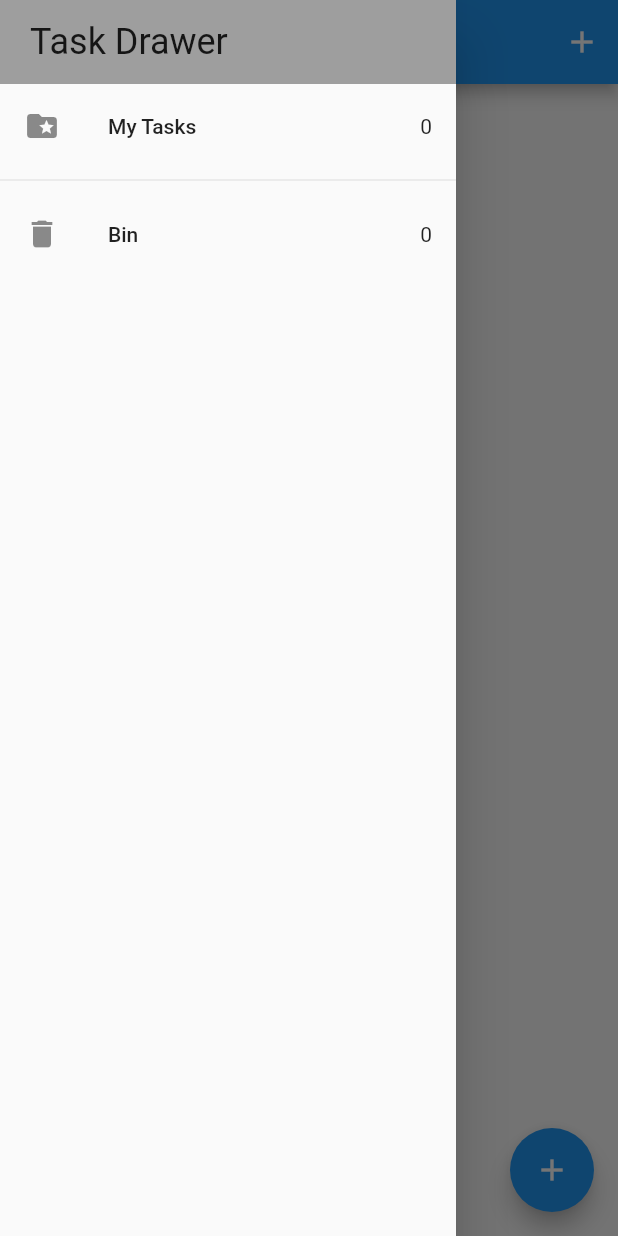
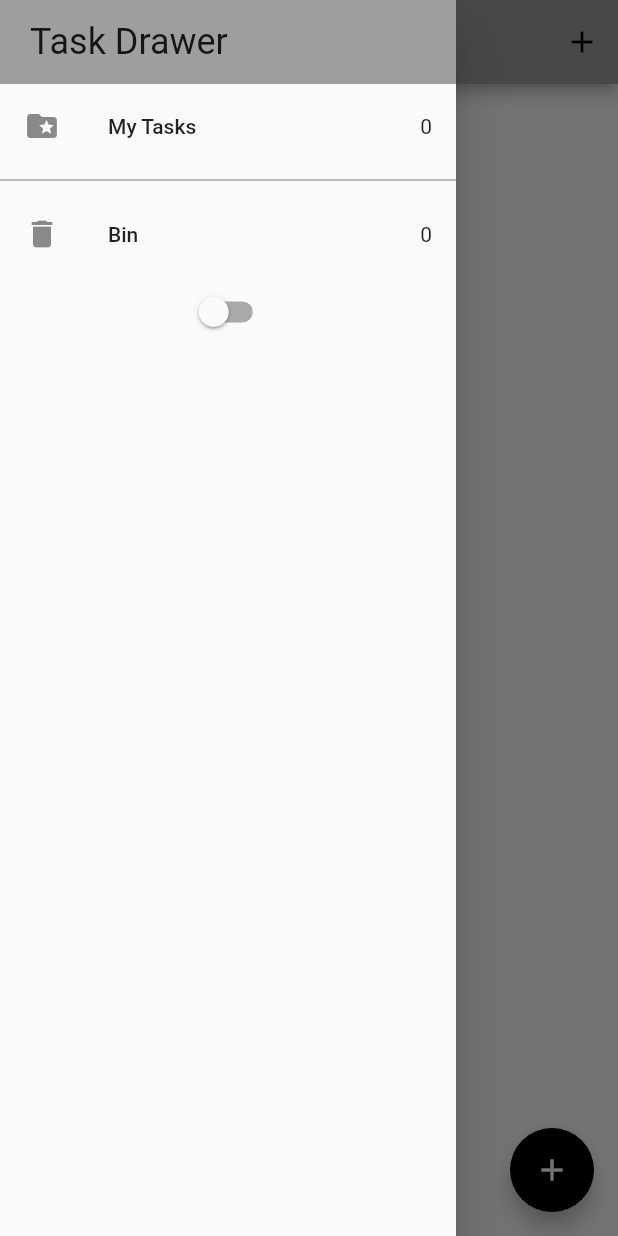
Before and after one commit to RitikRajoria/Notes_app_flutter, a Flutter app: the screen it shows after launch, with the side drawer open, on a phone screen of 412 x 824 dp. Run offline on Flutter 3.47's test engine with Material 2 defaults, Android fonts, the phone set to English and light mode, and no system bars; our stand-ins replace bloc, equatable, flutter_bloc, hydrated_bloc.

Commit message:
added theme control

```diff
--- a/lib/bloc/bloc_exports.dart
+++ b/lib/bloc/bloc_exports.dart
@@ -1,3 +1,4 @@
-export './bloc/tasks_bloc.dart';
+export './tasks_bloc/tasks_bloc.dart';
+export './switch_bloc/switch_bloc.dart';
 export 'package:flutter_bloc/flutter_bloc.dart';
 export 'package:hydrated_bloc/hydrated_bloc.dart';
--- /dev/null
+++ b/lib/bloc/switch_bloc/switch_bloc.dart
@@ -0,0 +1,16 @@
+import 'package:bloc/bloc.dart';
+import 'package:equatable/equatable.dart';
+
+part 'switch_event.dart';
+part 'switch_state.dart';
+
+class SwitchBloc extends Bloc<SwitchEvent, SwitchState> {
+  SwitchBloc() : super(SwitchInitial(switchValue: false)) {
+    on<SwitchOnEvent>((event, emit) {
+      emit(const SwitchState(switchValue: true));
+    });
+    on<SwitchOffEvent>((event, emit) {
+      emit(const SwitchState(switchValue: false));
+    });
+  }
+}
--- /dev/null
+++ b/lib/bloc/switch_bloc/switch_event.dart
@@ -0,0 +1,12 @@
+part of 'switch_bloc.dart';
+
+abstract class SwitchEvent extends Equatable {
+  const SwitchEvent();
+
+  @override
+  List<Object> get props => [];
+}
+
+class SwitchOnEvent extends SwitchEvent {}
+
+class SwitchOffEvent extends SwitchEvent {}
--- /dev/null
+++ b/lib/bloc/switch_bloc/switch_state.dart
@@ -0,0 +1,15 @@
+part of 'switch_bloc.dart';
+
+class SwitchState extends Equatable {
+  final bool switchValue;
+  const SwitchState({
+    required this.switchValue,
+  });
+
+  @override
+  List<Object> get props => [switchValue];
+}
+
+class SwitchInitial extends SwitchState {
+  SwitchInitial({required bool switchValue}) : super(switchValue: switchValue);
+}
--- a/lib/main.dart
+++ b/lib/main.dart
@@ -1,5 +1,6 @@
 import 'package:flutter/material.dart';
 import 'package:notes_app/services/app_router.dart';
+import 'package:notes_app/services/app_theme.dart';
 import 'package:path_provider/path_provider.dart';
 
 import 'package:notes_app/bloc/bloc_exports.dart';
@@ -30,15 +31,22 @@ class MyApp extends StatelessWidget {
   // This widget is the root of your application.
   @override
   Widget build(BuildContext context) {
-    return BlocProvider(
-      create: (context) => TasksBloc(),
-      child: MaterialApp(
-        title: 'Flutter Tasks App',
-        theme: ThemeData(
-          primarySwatch: Colors.blue,
-        ),
-        home: TasksScreen(),
-        onGenerateRoute: appRouter.onGenerateRoute,
+    return MultiBlocProvider(
+      providers: [
+        BlocProvider(create: (context) => TasksBloc()),
+        BlocProvider(create: (context) => SwitchBloc()),
+      ],
+      child: BlocBuilder<SwitchBloc, SwitchState>(
+        builder: (context, state) {
+          return MaterialApp(
+            title: 'Flutter Tasks App',
+            theme: state.switchValue
+                ? AppThemes.appThemeData[AppTheme.darkTheme]
+                : AppThemes.appThemeData[AppTheme.lightTheme],
+            home: TasksScreen(),
+            onGenerateRoute: appRouter.onGenerateRoute,
+          );
+        },
       ),
     );
   }
--- a/lib/screen/my_drawer.dart
+++ b/lib/screen/my_drawer.dart
@@ -4,8 +4,9 @@ import 'package:notes_app/screen/recycle_bin.dart';
 import 'package:notes_app/screen/task_screen.dart';
 
 class MyDrawer extends StatelessWidget {
-  const MyDrawer({super.key});
+  MyDrawer({Key? key}) : super(key: key);
 
+  bool switchValue = false;
   @override
   Widget build(BuildContext context) {
     return SafeArea(
@@ -22,7 +23,8 @@ class MyDrawer extends StatelessWidget {
             BlocBuilder<TasksBloc, TasksState>(
               builder: (context, state) {
                 return GestureDetector(
-                  onTap: () => Navigator.of(context).pushNamed(TasksScreen.id),
+                  onTap: () => Navigator.of(context)
+                      .pushReplacementNamed(TasksScreen.id),
                   child: ListTile(
                     leading: const Icon(Icons.folder_special),
                     title: const Text('My Tasks'),
@@ -35,12 +37,25 @@ class MyDrawer extends StatelessWidget {
             BlocBuilder<TasksBloc, TasksState>(
               builder: (context, state) {
                 return GestureDetector(
-                  onTap: () => Navigator.of(context).pushNamed(RecycleBin.id),
+                  onTap: () =>
+                      Navigator.of(context).pushReplacementNamed(RecycleBin.id),
                   child: ListTile(
                     leading: const Icon(Icons.delete),
                     title: const Text('Bin'),
                     trailing: Text('${state.removedTasks.length}'),
                   ),
+                );
+              },
+            ),
+            BlocBuilder<SwitchBloc, SwitchState>(
+              builder: (context, state) {
+                return Switch(
+                  value: state.switchValue,
+                  onChanged: (newValue) {
+                    newValue
+                        ? context.read<SwitchBloc>().add(SwitchOnEvent())
+                        : context.read<SwitchBloc>().add(SwitchOffEvent());
+                  },
                 );
               },
             ),
--- /dev/null
+++ b/lib/services/app_theme.dart
@@ -0,0 +1,55 @@
+import 'package:flutter/material.dart';
+
+enum AppTheme { lightTheme, darkTheme }
+
+class AppThemes {
+  static final appThemeData = {
+    AppTheme.darkTheme: ThemeData(
+      primarySwatch: Colors.grey,
+      primaryColor: Colors.black,
+      brightness: Brightness.dark,
+      backgroundColor: const Color(0xFF212121),
+      dividerColor: Colors.black54,
+      floatingActionButtonTheme: const FloatingActionButtonThemeData(
+        backgroundColor: Colors.white,
+      ),
+      textButtonTheme: TextButtonThemeData(
+        style: ButtonStyle(
+          foregroundColor: MaterialStateProperty.all(Colors.white),
+        ),
+      ),
+      textTheme: const TextTheme(
+        subtitle1: TextStyle(color: Colors.white),
+      ),
+      bottomNavigationBarTheme: const BottomNavigationBarThemeData(
+          backgroundColor: Colors.grey, unselectedItemColor: Colors.white),
+    ),
+
+    //
+    //
+
+    AppTheme.lightTheme: ThemeData(
+      primarySwatch: Colors.grey,
+      primaryColor: Colors.white,
+      brightness: Brightness.light,
+      backgroundColor: const Color(0xFFE5E5E5),
+      dividerColor: const Color(0xff757575),
+      floatingActionButtonTheme: const FloatingActionButtonThemeData(
+        backgroundColor: Colors.black,
+        foregroundColor: Colors.white,
+      ),
+      textButtonTheme: TextButtonThemeData(
+        style: ButtonStyle(
+          foregroundColor: MaterialStateProperty.all(Colors.black),
+        ),
+      ),
+      textTheme: const TextTheme(
+        subtitle1: TextStyle(color: Colors.black),
+      ),
+      bottomNavigationBarTheme: const BottomNavigationBarThemeData(
+          backgroundColor: Colors.grey,
+          selectedItemColor: Colors.black,
+          unselectedItemColor: Colors.white),
+    ),
+  };
+}
```
Also changed, not shown: lib/bloc/tasks_bloc/tasks_bloc.dart (renamed from lib/bloc/bloc/tasks_bloc.dart), lib/bloc/tasks_bloc/tasks_event.dart (renamed from lib/bloc/bloc/tasks_event.dart), lib/bloc/tasks_bloc/tasks_state.dart (renamed from lib/bloc/bloc/tasks_state.dart).
